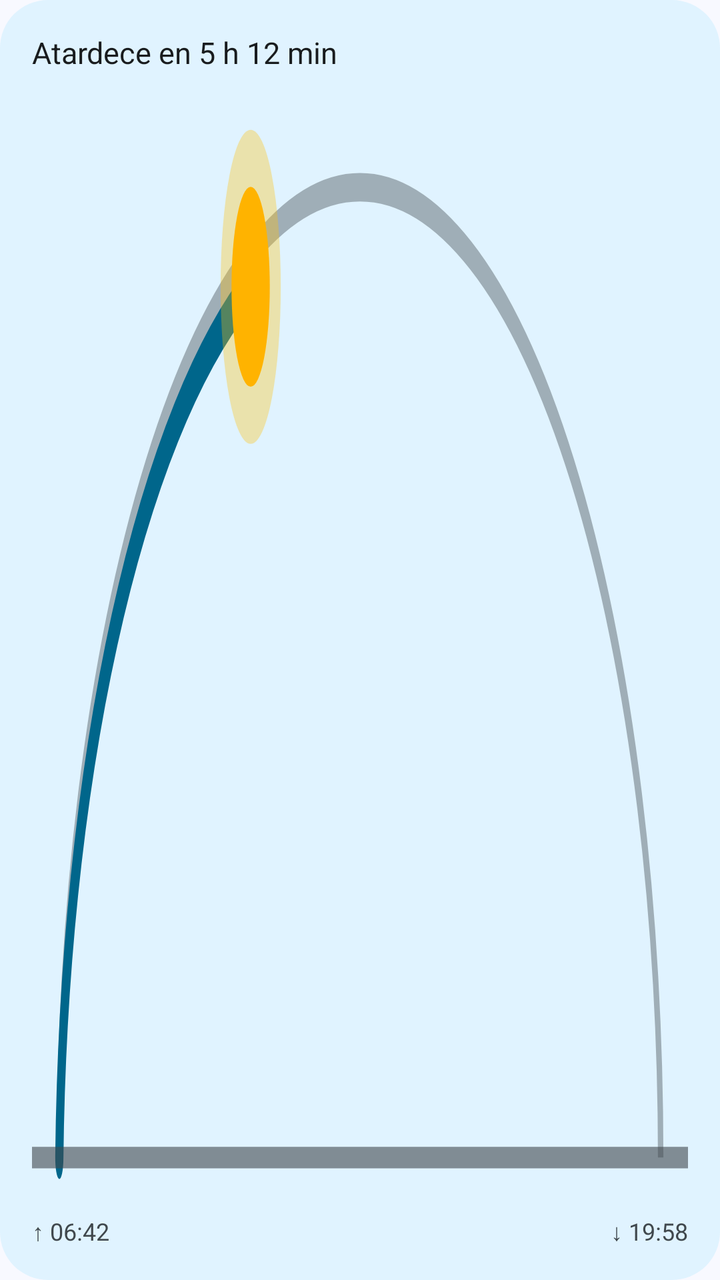
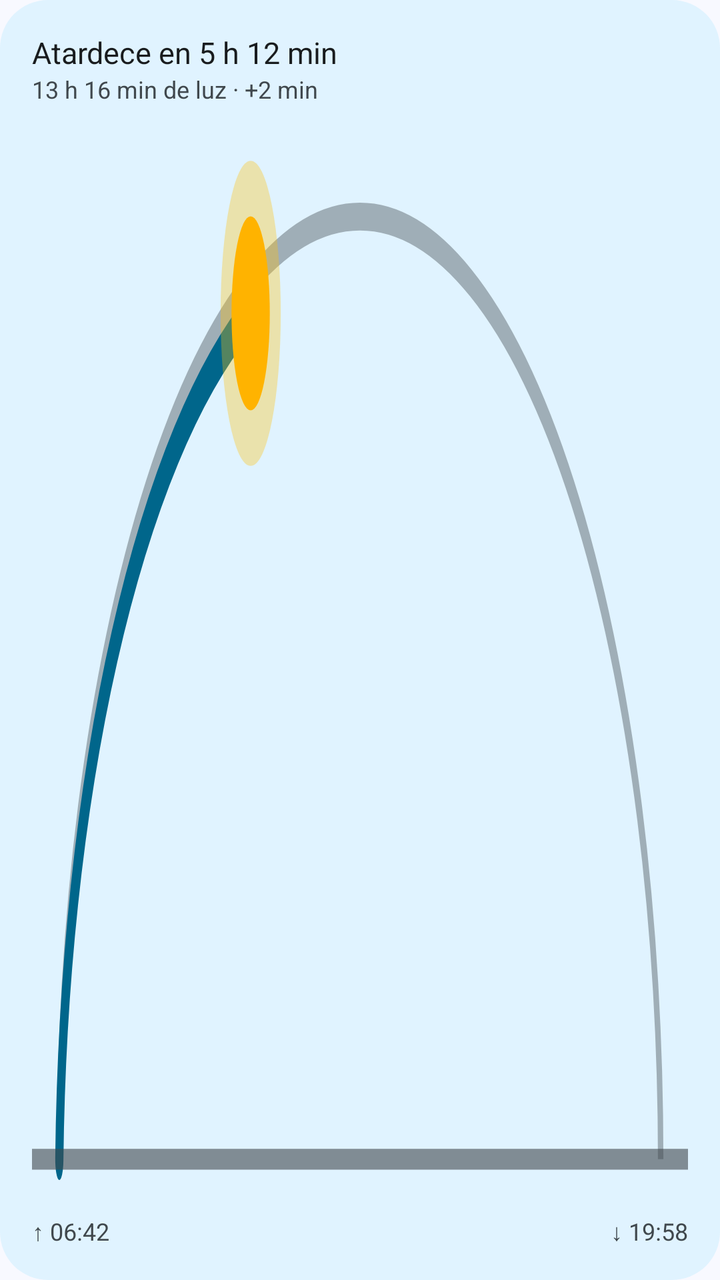

Compare the two renders of this Android layout. The source of the first and the diff that turns it into the second are given below.
<!-- AndroidManifest.xml: application theme Theme.Clima -->
<!-- res/layout/widget_preview_sol.xml -->
<?xml version="1.0" encoding="utf-8"?>
<LinearLayout xmlns:android="http://schemas.android.com/apk/res/android"
    android:layout_width="match_parent"
    android:layout_height="match_parent"
    android:background="@drawable/preview_surface"
    android:orientation="vertical"
    android:padding="16dp">

    <TextView
        android:layout_width="wrap_content"
        android:layout_height="wrap_content"
        android:text="Atardece en 5 h 12 min"
        android:textColor="@color/preview_text"
        android:textSize="15sp" />

    <ImageView
        android:layout_width="match_parent"
        android:layout_height="0dp"
        android:layout_weight="1"
        android:importantForAccessibility="no"
        android:scaleType="fitXY"
        android:src="@drawable/preview_sun_arc" />

    <LinearLayout
        android:layout_width="match_parent"
        android:layout_height="wrap_content"
        android:orientation="horizontal">

        <TextView
            android:layout_width="0dp"
            android:layout_height="wrap_content"
            android:layout_weight="1"
            android:text="↑ 06:42"
            android:textColor="@color/preview_text_variant"
            android:textSize="12sp" />

        <TextView
        android:layout_width="wrap_content"
        android:layout_height="wrap_content"
        android:text="↓ 19:58"
        android:textColor="@color/preview_text_variant"
        android:textSize="12sp" />
    </LinearLayout>
</LinearLayout>
<!-- resources referenced by this layout -->
<resources>
  <color name="preview_text">#FF1A1C20</color>
  <color name="preview_text_variant">#FF44474E</color>
  <!-- drawable preview_sun_arc (drawable) -->
  <?xml version="1.0" encoding="utf-8"?>
  <vector xmlns:android="http://schemas.android.com/apk/res/android"
      android:width="240dp" android:height="80dp"
      android:viewportWidth="240" android:viewportHeight="80">
      <path android:pathData="M10,76A110,68 0 0,1 230,76" android:strokeColor="@color/preview_text_variant"
          android:strokeAlpha="0.4" android:strokeWidth="2" />
      <path android:pathData="M10,76A110,68 0 0,1 80,15" android:strokeColor="@color/preview_line"
          android:strokeWidth="3" android:strokeLineCap="round" />
      <path android:pathData="M0,76H240" android:strokeColor="@color/preview_text_variant" android:strokeAlpha="0.6" android:strokeWidth="1.5" />
      <path android:fillColor="#55FFC107" android:pathData="M69,15a11,11 0 1,0 22,0a11,11 0 1,0 -22,0z" />
      <path android:fillColor="#FFFFB300" android:pathData="M73,15a7,7 0 1,0 14,0a7,7 0 1,0 -14,0z" />
  </vector>
  <!-- drawable preview_surface (drawable) -->
  <?xml version="1.0" encoding="utf-8"?>
  <shape xmlns:android="http://schemas.android.com/apk/res/android" android:shape="rectangle">
      <solid android:color="@color/preview_surface" />
      <corners android:radius="24dp" />
  </shape>
  <style name="Theme.Clima" parent="android:Theme.Material.Light.NoActionBar">
          <item name="android:windowBackground">@color/window_background</item>
      </style>
  <color name="preview_line">#FF3A5F90</color>
  <color name="preview_surface">#FFF0F3FA</color>
  <color name="window_background">#FFF8F9FF</color>
</resources>

<!-- the commit's change to res/layout/widget_preview_sol.xml (unified diff, before → after) -->
@@ -12,6 +12,13 @@
         android:text="Atardece en 5 h 12 min"
         android:textColor="@color/preview_text"
         android:textSize="15sp" />
+
+    <TextView
+        android:layout_width="wrap_content"
+        android:layout_height="wrap_content"
+        android:text="13 h 16 min de luz · +2 min"
+        android:textColor="@color/preview_text_variant"
+        android:textSize="12sp" />
 
     <ImageView
         android:layout_width="match_parent"
